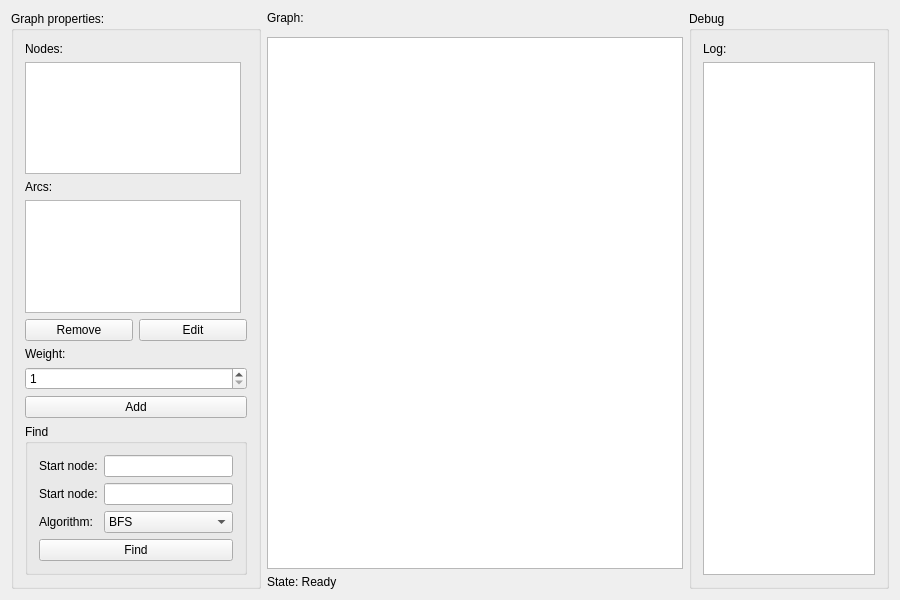
Qt form gui/form.ui (DanilGansky/pyfinder) before a commit.
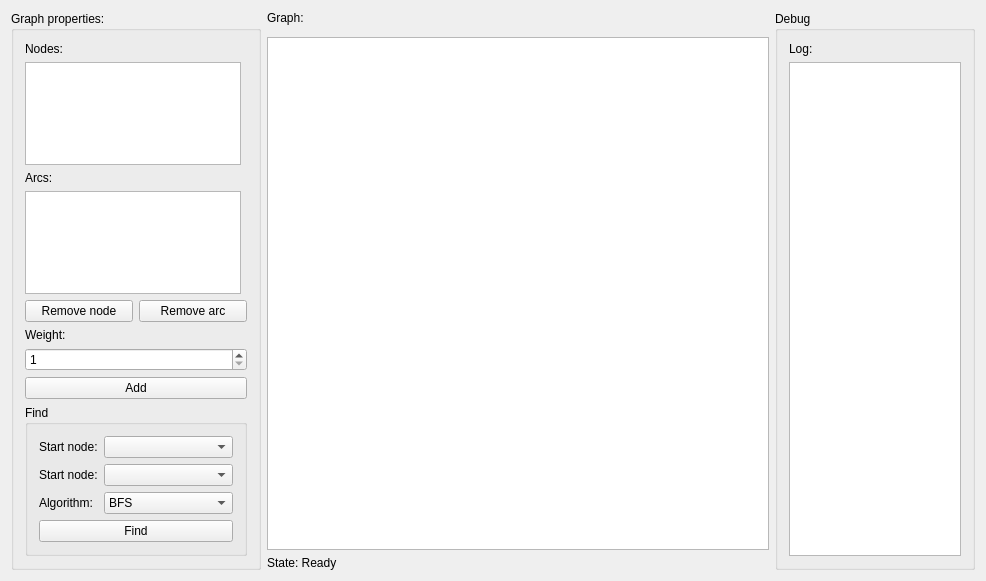
The same form after that commit.

Commit message: Connecting nodes #2.1: removing arcs from list

Diff of the .ui file:
```diff
--- a/gui/form.ui
+++ b/gui/form.ui
@@ -6,8 +6,8 @@
    <rect>
     <x>0</x>
     <y>0</y>
-    <width>900</width>
-    <height>600</height>
+    <width>986</width>
+    <height>581</height>
    </rect>
   </property>
   <property name="minimumSize">
@@ -92,10 +92,10 @@
           </widget>
          </item>
          <item row="0" column="1">
-          <widget class="QLineEdit" name="lineEdit"/>
+          <widget class="QComboBox" name="comboBox"/>
          </item>
          <item row="1" column="1">
-          <widget class="QLineEdit" name="lineEdit_2"/>
+          <widget class="QComboBox" name="comboBox_2"/>
          </item>
         </layout>
        </widget>
@@ -125,14 +125,14 @@
         <item>
          <widget class="QPushButton" name="pushButton_2">
           <property name="text">
-           <string>Remove</string>
+           <string>Remove node</string>
           </property>
          </widget>
         </item>
         <item>
          <widget class="QPushButton" name="pushButton_3">
           <property name="text">
-           <string>Edit</string>
+           <string>Remove arc</string>
           </property>
          </widget>
         </item>
```
The commit also changes 2 other files.
